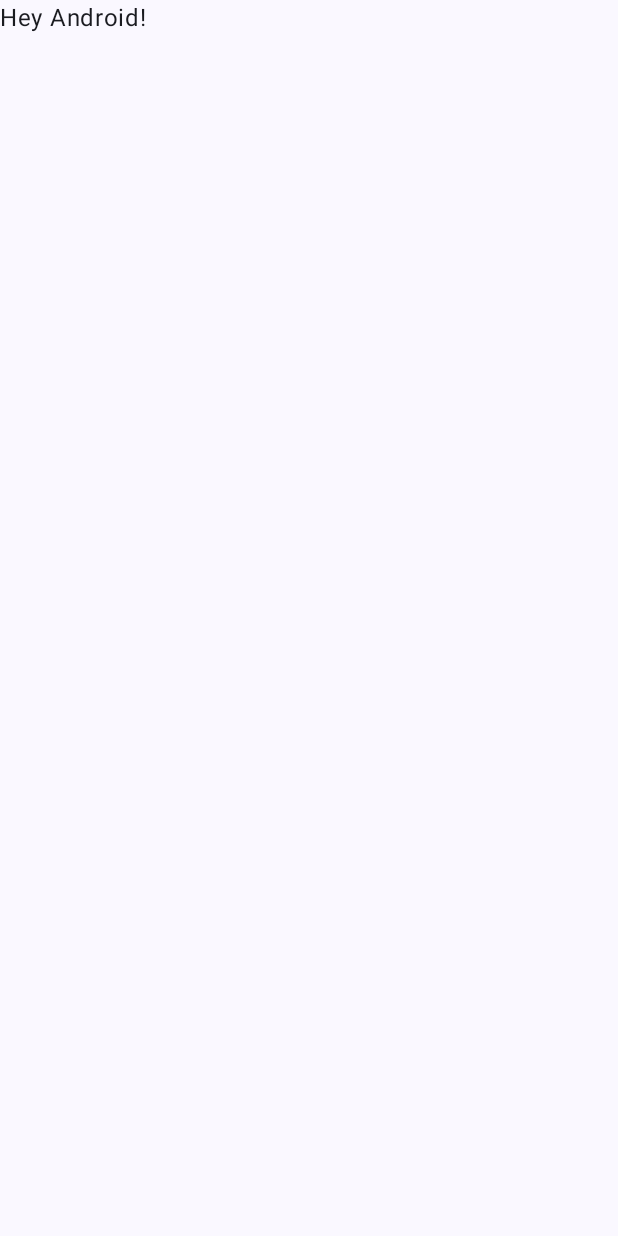
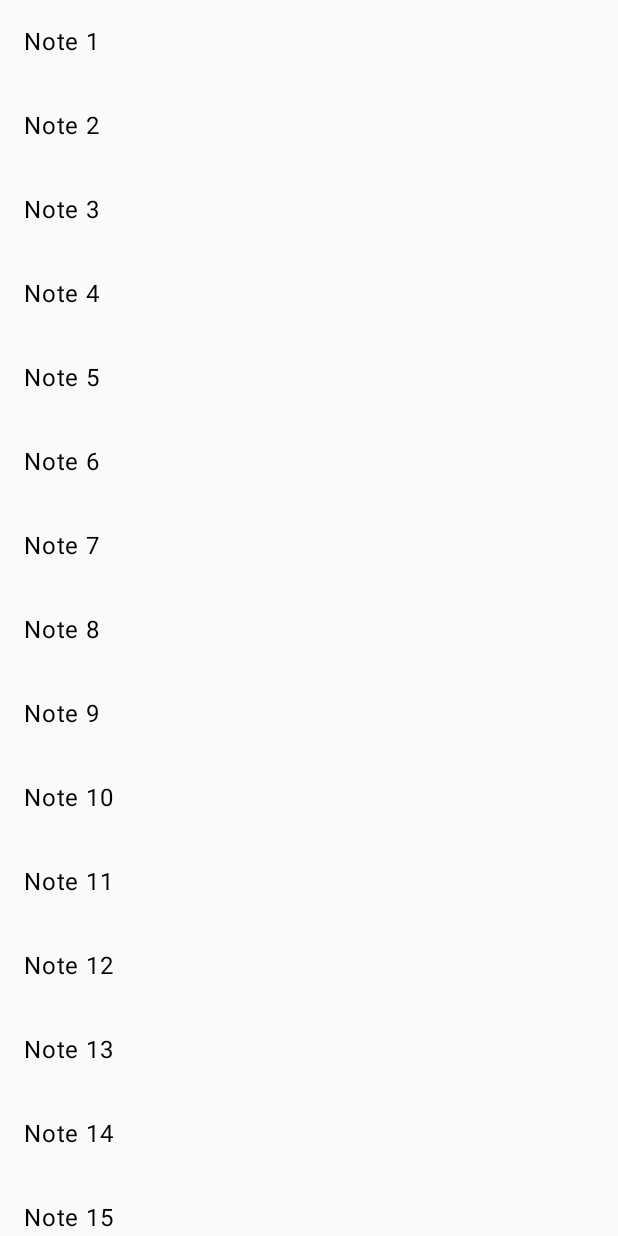
Before and after one commit to DevelopCarlosMD/repositorytest, an Android app built with Jetpack Compose: the screen it shows after launch (MainActivity), on a phone screen of 412 x 824 dp. Before the commit the screen is almost empty. Run offline under Robolectric (Android 15) with nearby library versions, the phone set to English and light mode, and no system bars.

Commit message:
Create note list on home screen

```diff
--- a/app/src/main/java/com/capgemini/myapplication/MainActivity.kt
+++ b/app/src/main/java/com/capgemini/myapplication/MainActivity.kt
@@ -4,26 +4,30 @@ import android.os.Bundle
 import androidx.activity.ComponentActivity
 import androidx.activity.compose.setContent
 import androidx.activity.enableEdgeToEdge
-import androidx.compose.foundation.layout.fillMaxSize
 import androidx.compose.foundation.layout.padding
-import androidx.compose.material3.Scaffold
+import androidx.compose.foundation.lazy.LazyColumn
+import androidx.compose.foundation.lazy.items
 import androidx.compose.material3.Text
 import androidx.compose.runtime.Composable
 import androidx.compose.ui.Modifier
 import androidx.compose.ui.tooling.preview.Preview
+import androidx.compose.ui.unit.dp
 import com.capgemini.myapplication.ui.theme.MyApplicationTheme
 
 class MainActivity : ComponentActivity() {
     override fun onCreate(savedInstanceState: Bundle?) {
         super.onCreate(savedInstanceState)
+        val notes = (1..100).map { "Note $it" }
         enableEdgeToEdge()
         setContent {
             MyApplicationTheme {
-                Scaffold(modifier = Modifier.fillMaxSize()) { innerPadding ->
-                    Greeting(
-                        name = "Android",
-                        modifier = Modifier.padding(innerPadding)
-                    )
+                LazyColumn {
+                    items(notes) {
+                        Text(
+                            text = it,
+                            modifier = Modifier.padding(16.dp)
+                        )
+                    }
                 }
             }
         }
```
